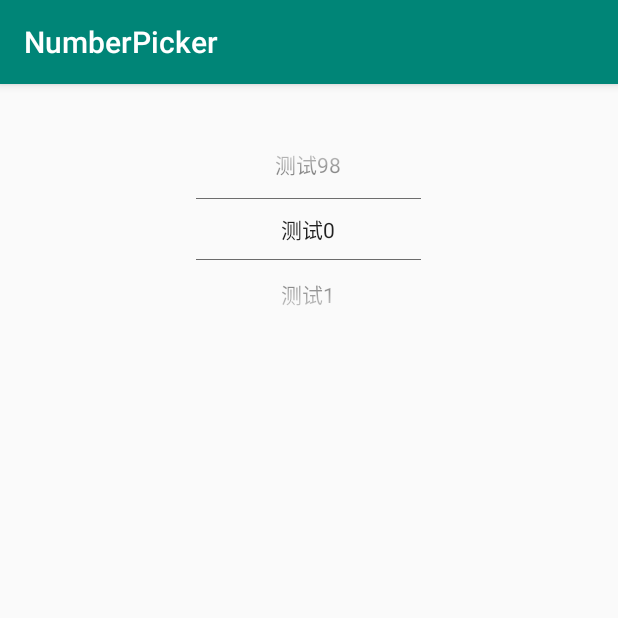
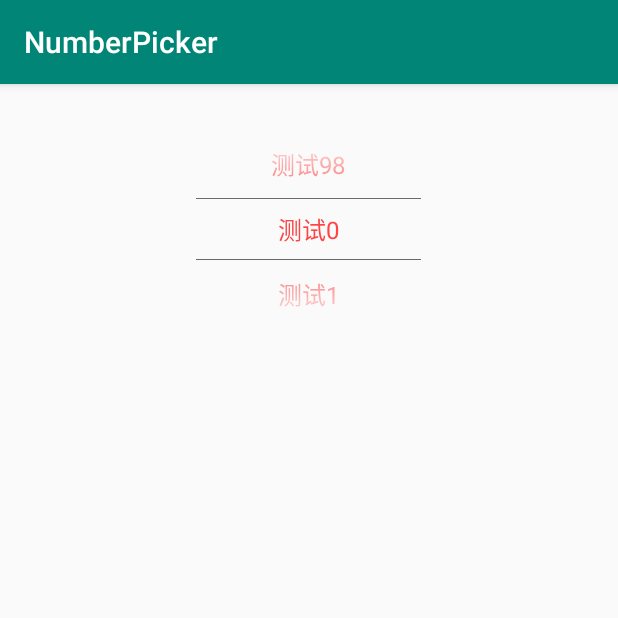
Before and after one commit to ErmolaHanSolo/NumberPicker, an Android app: the screen it shows after launch (MainActivity), on a phone screen of 412 x 824 dp, the top half of it. Run offline under Robolectric (Android 15) with nearby library versions, the phone set to English and light mode, and no system bars.

Commit message:
add text color and size

```diff
--- a/app/src/main/java/com/lany/numberpicker/sample/MainActivity.java
+++ b/app/src/main/java/com/lany/numberpicker/sample/MainActivity.java
@@ -1,22 +1,18 @@
 package com.lany.numberpicker.sample;
 
+import android.os.Bundle;
 import android.support.v7.app.AppCompatActivity;
-import android.os.Bundle;
-import android.util.Log;
-
 import com.lany.numberpicker.NumberPicker;
-
 import java.util.ArrayList;
 import java.util.List;
 
 public class MainActivity extends AppCompatActivity {
-    private NumberPicker picker;
 
     @Override
     protected void onCreate(Bundle savedInstanceState) {
         super.onCreate(savedInstanceState);
         setContentView(R.layout.activity_main);
-        picker = findViewById(R.id.numberPicker);
+        NumberPicker picker = findViewById(R.id.numberPicker);
         //不可编辑
         picker.setDescendantFocusability(NumberPicker.FOCUS_BLOCK_DESCENDANTS);
         List<String> values = new ArrayList<>();
--- a/app/src/main/res/layout/activity_main.xml
+++ b/app/src/main/res/layout/activity_main.xml
@@ -17,6 +17,8 @@
         app:selectionDivider="@color/dividerColor"
         app:selectionDividerHeight="1px"
         app:selectionDividersDistance="40dp"
+        app:selectionTextSize="16sp"
+        app:selectionTextColor="@android:color/holo_red_light"
         app:solidColor="@android:color/transparent" />
 
 </FrameLayout>
--- a/library/src/main/java/com/lany/numberpicker/NumberPicker.java
+++ b/library/src/main/java/com/lany/numberpicker/NumberPicker.java
@@ -154,9 +154,13 @@ public class NumberPicker extends LinearLayout {
      */
     private int mTextSize;
     /**
+     * The color of the text.
+     */
+    private int mTextColor = Color.BLACK;
+    /**
      * Cache for the string representation of selector indices.
      */
-    private final SparseArray<String> mSelectorIndexToStringCache = new SparseArray<String>();
+    private final SparseArray<String> mSelectorIndexToStringCache = new SparseArray<>();
     /**
      * The selector indices whose value are show by the selector.
      */
@@ -389,6 +393,8 @@ public class NumberPicker extends LinearLayout {
             }
             mComputeMaxWidth = (mMaxWidth == SIZE_UNSPECIFIED);
             mVirtualButtonPressedDrawable = typedArray.getDrawable(R.styleable.NumberPicker_virtualButtonPressedDrawable);
+            mTextSize = (int) typedArray.getDimension(R.styleable.NumberPicker_selectionTextSize, -1);
+            mTextColor = typedArray.getColor(R.styleable.NumberPicker_selectionTextColor, Color.BLACK);
             typedArray.recycle();
         }
 
@@ -470,13 +476,21 @@ public class NumberPicker extends LinearLayout {
         mMinimumFlingVelocity = configuration.getScaledMinimumFlingVelocity();
         mMaximumFlingVelocity = configuration.getScaledMaximumFlingVelocity()
                 / SELECTOR_MAX_FLING_VELOCITY_ADJUSTMENT;
-        mTextSize = (int) mInputText.getTextSize();
+
+        if (mTextSize == -1) {
+            mTextSize = (int) mInputText.getTextSize();
+        } else {
+            mInputText.setTextSize(TypedValue.COMPLEX_UNIT_PX, mTextSize);
+        }
+        if (mTextColor != mInputText.getCurrentTextColor()) {
+            mInputText.setTextColor(mTextColor);
+        }
 
         // create the selector wheel paint
         Paint paint = new Paint();
         paint.setAntiAlias(true);
         paint.setTextAlign(Align.CENTER);
-        paint.setTextSize(mTextSize);
+        paint.setTextSize(TypedValue.applyDimension(TypedValue.COMPLEX_UNIT_PX, mTextSize, getResources().getDisplayMetrics()));
         paint.setTypeface(mInputText.getTypeface());
         ColorStateList colors = mInputText.getTextColors();
         int color = colors.getColorForState(ENABLED_STATE_SET, Color.WHITE);
@@ -485,8 +499,7 @@ public class NumberPicker extends LinearLayout {
 
         // create the fling and adjust scrollers
         mFlingScroller = new Scroller(getContext(), null, true);
-        mAdjustScroller = new Scroller(getContext(),
-                new DecelerateInterpolator(2.5f));
+        mAdjustScroller = new Scroller(getContext(), new DecelerateInterpolator(2.5f));
 
         updateInputTextView();
 
@@ -499,9 +512,6 @@ public class NumberPicker extends LinearLayout {
         }
     }
 
-    /**
-     * @hide
-     */
     public static final Formatter getTwoDigitFormatter() {
         return sTwoDigitFormatter;
     }
@@ -547,17 +557,8 @@ public class NumberPicker extends LinearLayout {
         return String.format(Locale.getDefault(), "%d", value);
     }
 
-    public void setSelectionDivider(Drawable selectionDivider) {
-        this.mSelectionDivider = selectionDivider;
-    }
-
-    public void setSelectionDividerHeight(int selectionDividerHeight) {
-        this.mSelectionDividerHeight = selectionDividerHeight;
-    }
-
     @Override
-    protected void onLayout(boolean changed, int left, int top, int right,
-                            int bottom) {
+    protected void onLayout(boolean changed, int left, int top, int right, int bottom) {
         if (!mHasSelectorWheel) {
             super.onLayout(changed, left, top, right, bottom);
             return;
```
Also changed, not shown: library/src/main/res/values/np_attrs.xml (+14 -10 lines), 1 other file.
